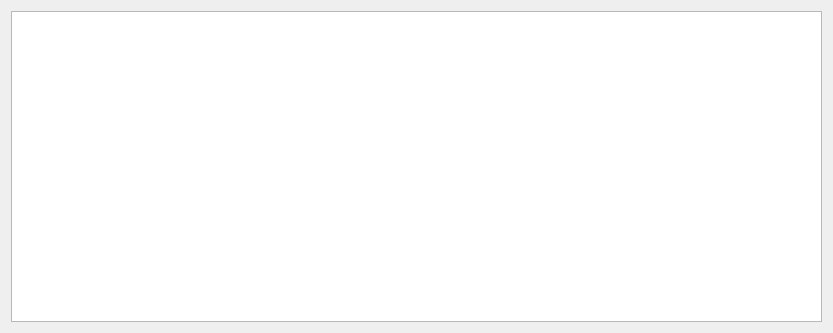
This is oat/views/ui_data_table_view.ui in Oli4/oat as Qt 5 draws it before an edit. The edited form follows.
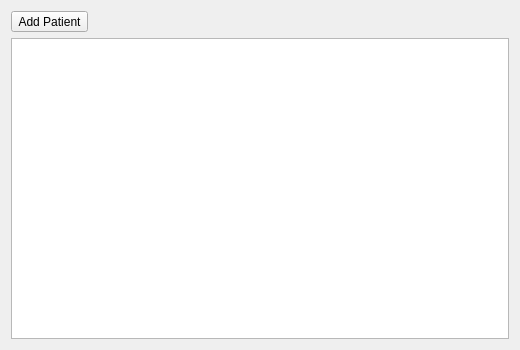
This is the edited form.

Diff of the .ui file:
```diff
--- a/oat/views/ui_data_table_view.ui
+++ b/oat/views/ui_data_table_view.ui
@@ -6,16 +6,59 @@
    <rect>
     <x>0</x>
     <y>0</y>
-    <width>833</width>
-    <height>333</height>
-   </rect>
-  </property>
+             <width>520</width>
+             <height>350</height>
+         </rect>
+     </property>
+     <property name="sizePolicy">
+         <sizepolicy hsizetype="Expanding" vsizetype="Expanding">
+             <horstretch>0</horstretch>
+             <verstretch>0</verstretch>
+         </sizepolicy>
+     </property>
   <property name="windowTitle">
    <string>Form</string>
   </property>
   <layout class="QVBoxLayout" name="verticalLayout">
    <item>
-    <widget class="QTableView" name="PatientView"/>
+             <widget class="QToolButton" name="AddButton">
+                 <property name="text">
+                     <string>Add Patient</string>
+                 </property>
+             </widget>
+         </item>
+         <item>
+             <layout class="QVBoxLayout" name="verticalLayout_2">
+                 <property name="sizeConstraint">
+                     <enum>QLayout::SetMaximumSize</enum>
+                 </property>
+                 <item>
+                     <widget class="QTableView" name="PatientView">
+                         <property name="sizePolicy">
+                             <sizepolicy hsizetype="Expanding"
+                                         vsizetype="Expanding">
+                                 <horstretch>0</horstretch>
+                                 <verstretch>0</verstretch>
+                             </sizepolicy>
+                         </property>
+                         <property name="minimumSize">
+                             <size>
+                                 <width>480</width>
+                                 <height>300</height>
+                             </size>
+                         </property>
+                         <property name="autoFillBackground">
+                             <bool>true</bool>
+                         </property>
+                         <property name="sortingEnabled">
+                             <bool>true</bool>
+                         </property>
+                         <attribute name="horizontalHeaderStretchLastSection">
+                             <bool>true</bool>
+                         </attribute>
+                     </widget>
+                 </item>
+             </layout>
    </item>
   </layout>
  </widget>
```
Lines whose indentation alone changed are shown as unchanged.
